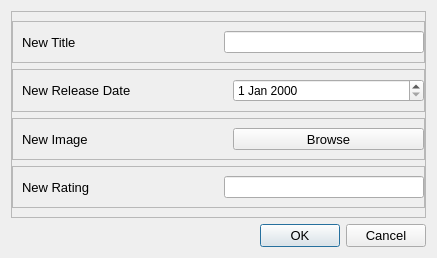
Old version of the form ui/edit_dialog.ui in the repository ngfuong/crud-ranking-app.
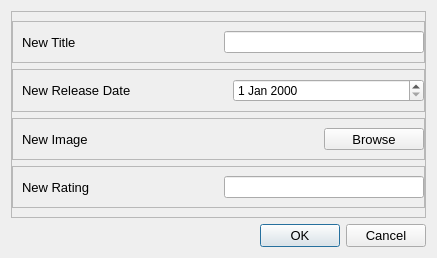
New version of the form. Icons and pictures are not drawn.

Commit message: STYLE: Buttons and fonts

The edit to the form file:
```diff
--- a/ui/edit_dialog.ui
+++ b/ui/edit_dialog.ui
@@ -168,7 +168,7 @@
            </property>
            <property name="maximumSize">
             <size>
-             <width>200</width>
+             <width>100</width>
              <height>16777215</height>
             </size>
            </property>
```
The commit also changes 7 other files.
